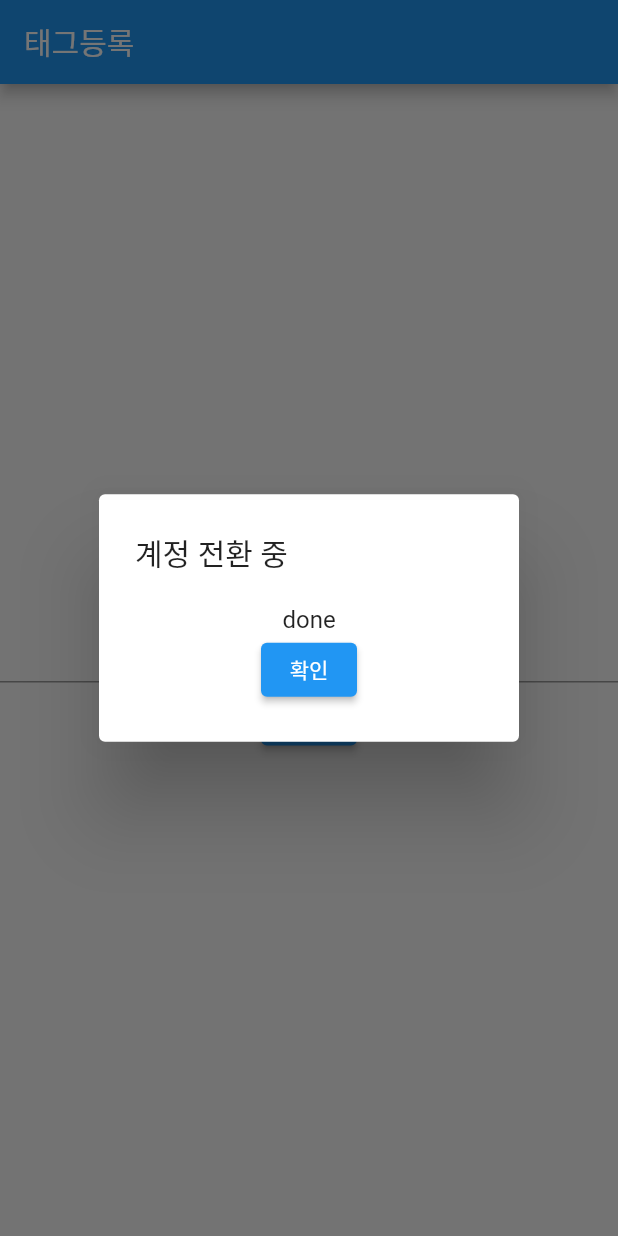
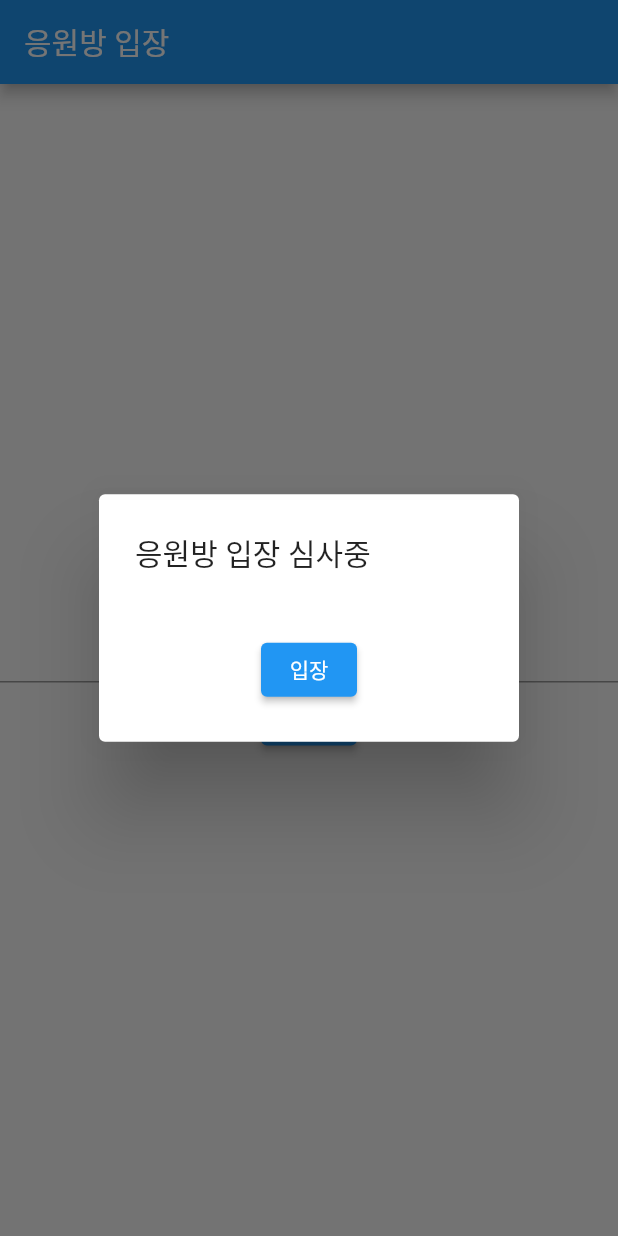
Before and after one commit to SWM-argonaut/Argonaut-Push-App, a Flutter app: the screen it shows after launch, after a tap on "확인", on a phone screen of 412 x 824 dp. Run offline on Flutter 3.47's test engine with Material 2 defaults, Android fonts, the phone set to English and light mode, and no system bars; our stand-ins replace infinite_scroll_pagination, localstorage; missing offline and left inert: onesignal_flutter; Roboto replaces fonts that are missing (JejuGothic).

Commit message:
문구 수정 & pushText 수신 추가
1. pushText 수신부 추가 및 push_list & push_detail 등록
2. 푸시 리스트 -> 공지사항, 푸시 앱 -> 상세내용
3. 태그 설정 -> 다른 응원방 입장
4. 태그 등록 -> 응원방 입장
5. 키를 -> 응원 문구를

```diff
--- a/lib/class/class.dart
+++ b/lib/class/class.dart
@@ -1,12 +1,13 @@
 import 'package:onesignal_flutter/onesignal_flutter.dart';
 
 class Item {
-  String? title, body;
+  String? title, push, body;
 
-  Item({required this.title, required this.body});
+  Item({required this.title, required this.push, required this.body});
   Item.notification(OSNotification item) {
     this.title = "${item.title}";
-    this.body = "${item.body}";
+    this.push = "${item.body}";
+    this.body = "";
   }
 
   static List<Item> jsonToItems(List<dynamic> json) {
@@ -15,6 +16,7 @@ class Item {
     for (var item in json) {
       items.add(Item(
         title: item['title'],
+        push: item['pushText'],
         body: item['mainText'],
       ));
     }
--- a/lib/page/push/push_list.dart
+++ b/lib/page/push/push_list.dart
@@ -43,7 +43,7 @@ class _PushListState extends State<PushList> {
     return Scaffold(
         appBar: AppBar(
           automaticallyImplyLeading: false,
-          title: Text("푸시 리스트"),
+          title: Text("공지사항"),
           actions: [
             ElevatedButton(
                 onPressed: () => Navigator.push(context,
@@ -77,7 +77,7 @@ class _PushListState extends State<PushList> {
                 MaterialPageRoute(
                     builder: (context) => PushDetail(item: item))),
             child: Column(
-              children: [Text("${item.title}"), Text("${item.body}")],
+              children: [Text("${item.title}"), Text("${item.push}")],
             )));
   }
 
--- a/lib/page/settings.dart
+++ b/lib/page/settings.dart
@@ -22,7 +22,7 @@ class _SettingsState extends State<Settings> {
           ElevatedButton(
             onPressed: () => Navigator.push(
                 context, MaterialPageRoute(builder: (context) => Tag())),
-            child: Text("태그 설정"),
+            child: Text("다른 응원방 입장"),
           ),
         ]),
       ),
--- a/lib/page/tag/tag.dart
+++ b/lib/page/tag/tag.dart
@@ -33,7 +33,7 @@ class _TagState extends State<Tag> {
   Widget build(BuildContext context) {
     return Scaffold(
       appBar: AppBar(
-        title: Text("태그등록"),
+        title: Text("응원방 입장"),
       ),
       body: Container(
         child: FutureBuilder(
@@ -49,7 +49,7 @@ class _TagState extends State<Tag> {
                 mainAxisAlignment: MainAxisAlignment.center,
                 children: [
                   Text(
-                    "키를 입력해주세요!",
+                    "응원 문구를 입력해주세요!",
                     style: TextStyle(fontSize: 20),
                   ),
                   TextFormField(
@@ -76,7 +76,7 @@ class _TagState extends State<Tag> {
         builder: (BuildContext context) {
           return AlertDialog(
             scrollable: true,
-            title: Text("계정 전환 중"),
+            title: Text("응원방 입장 심사중"),
             content: FutureBuilder(
               future: _addTag(),
               builder: (BuildContext context, AsyncSnapshot snapshot) {
@@ -95,7 +95,7 @@ class _TagState extends State<Tag> {
                   ElevatedButton(
                       onPressed: () =>
                           Navigator.pushReplacementNamed(context, '/list'),
-                      child: Text("확인"))
+                      child: Text("입장"))
                 ]);
               },
             ),
@@ -164,7 +164,7 @@ class _TagState extends State<Tag> {
       return err.toString();
     }
 
-    return "done";
+    return "";
   }
 
   _removeTag() async {
@@ -181,6 +181,6 @@ class _TagState extends State<Tag> {
       return err.toString();
     }
 
-    return "done";
+    return "";
   }
 }
```
Also changed, not shown: lib/page/push/push_detail.dart (+7 -3 lines).
